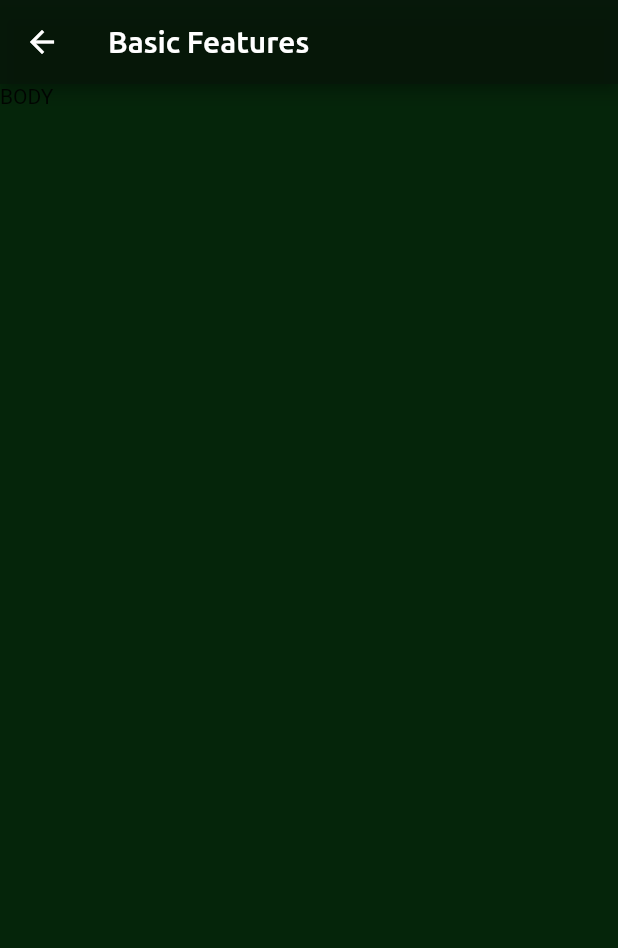
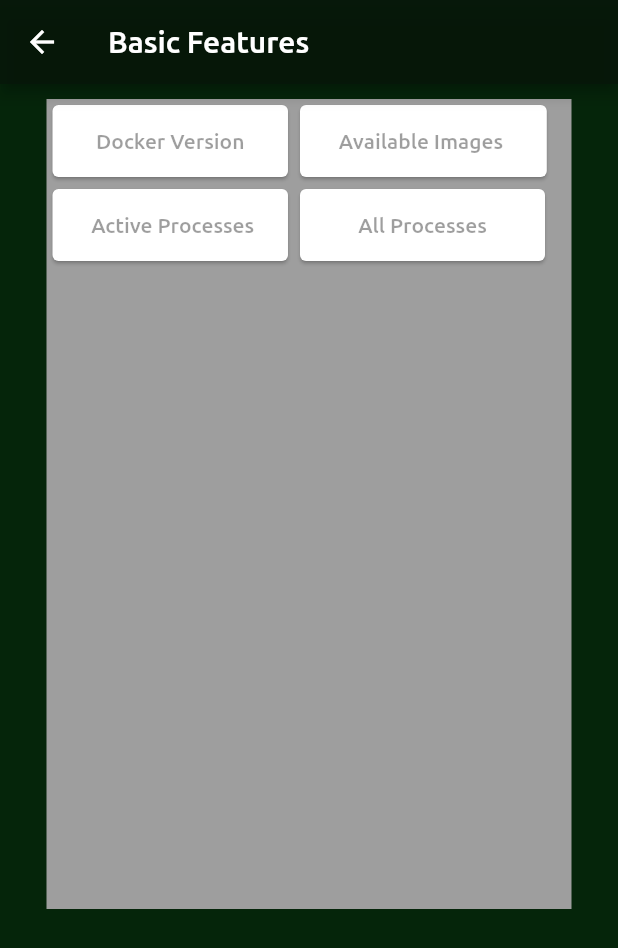
Before and after one commit to cptn3m0grv/remocker, a Flutter app: the BasicFeature screen opened by its route, on a phone screen of 412 x 824 dp. Shown: the top 948 px of the screen. Run offline on Flutter 3.47's test engine with Material 2 defaults, Android fonts, the light colour scheme and no system bars; project files that could hold a hidden picture were left out.

Commit message:
started working on basic features

```diff
--- a/lib/main.dart
+++ b/lib/main.dart
@@ -22,7 +22,7 @@
         '/runCommands' : (context) => ManualCommands(),
         '/dockerHome' : (context) => DockerHome(),
         '/dockerBasicFeature' : (context) => BasicFeature(),
-        '/SST' : (context) => SliverScrollTest(),
+        // '/SST' : (context) => SliverScrollTest(),
         // '/sf' : (context) => SF(),
       },
       debugShowCheckedModeBanner: false,
@@ -449,7 +449,74 @@
         width: double.infinity,
         height: double.infinity,
         color: Color.fromARGB(250, 0, 33, 5),
-        child: Text("BODY"),
+        child: Center(
+          child: Column(
+            children: <Widget>[
+              Container(
+                margin: EdgeInsets.all(10),
+                color: Colors.grey,
+                width: 350,
+                height: 540,
+                child: Column(
+                 children: <Widget>[
+                   Row(
+                     children: <Widget>[
+                       Card(
+                         child: FlatButton(
+                           onPressed: null,
+                           child: Text(
+                             "    Docker Version    ",
+                             style: TextStyle(
+                               fontFamily: 'Ubuntu',
+                             ),
+                            ),
+                         ),
+                       ),
+                       Card(
+                         child: FlatButton(
+                           onPressed: null,
+                           child: Text(
+                             "   Available Images    ",
+                             style: TextStyle(
+                               fontFamily: 'Ubuntu',
+                             )
+                            ),
+                         ),
+                       ),
+                     ],
+                   ),
+                   Row(
+                     children: <Widget>[
+                       Card(
+                         child: FlatButton(
+                           onPressed: null,
+                           child: Text(
+                             "   Active Processes  ",
+                             style: TextStyle(
+                               fontFamily: 'Ubuntu',
+                             ),
+                            ),
+                         ),
+                       ),
+                       Card(
+                         child: FlatButton(
+                           onPressed: null,
+                           child: Text(
+                             "       All Processes       ",
+                             style: TextStyle(
+                               fontFamily: 'Ubuntu',
+                             )
+                            ),
+                         ),
+                       ),
+                     ],
+                   ),
+                 ],
+                ),
+              )
+            ],
+          ),
+        ),
       ),
     );
   }
@@ -457,33 +524,33 @@
 
 // SLIVER SCROLL TEST ON DOCKER HOME PAGE
 
-class SliverScrollTest extends StatelessWidget{
-  @override
-  Widget build(BuildContext context){
-    return Scaffold(
-      body: CustomScrollView(
-        slivers: <Widget>[
-          SliverAppBar(
-            title: Text(
-              "Docker Home",
-              style: TextStyle(
-                fontFamily: 'Ubuntu',
-              ),
-            ),
-            backgroundColor: Color.fromARGB(250, 2, 20, 5),
-            expandedHeight: 200,
-            flexibleSpace: FlexibleSpaceBar(
-              background: Image.asset(
-                'assets/images/dockerHome.png',
-                fit: BoxFit.cover,
-              ),
-            ),
-          ),
-        ],
-      ),
-    );
-  }
-}
+// class SliverScrollTest extends StatelessWidget{
+//   @override
+//   Widget build(BuildContext context){
+//     return Scaffold(
+//       body: CustomScrollView(
+//         slivers: <Widget>[
+//           SliverAppBar(
+//             title: Text(
+//               "Docker Home",
+//               style: TextStyle(
+//                 fontFamily: 'Ubuntu',
+//               ),
+//             ),
+//             backgroundColor: Color.fromARGB(250, 2, 20, 5),
+//             expandedHeight: 200,
+//             flexibleSpace: FlexibleSpaceBar(
+//               background: Image.asset(
+//                 'assets/images/dockerHome.png',
+//                 fit: BoxFit.cover,
+//               ),
+//             ),
+//           ),
+//         ],
+//       ),
+//     );
+//   }
+// }
 
 
 // Stateful Widget for testing
```
